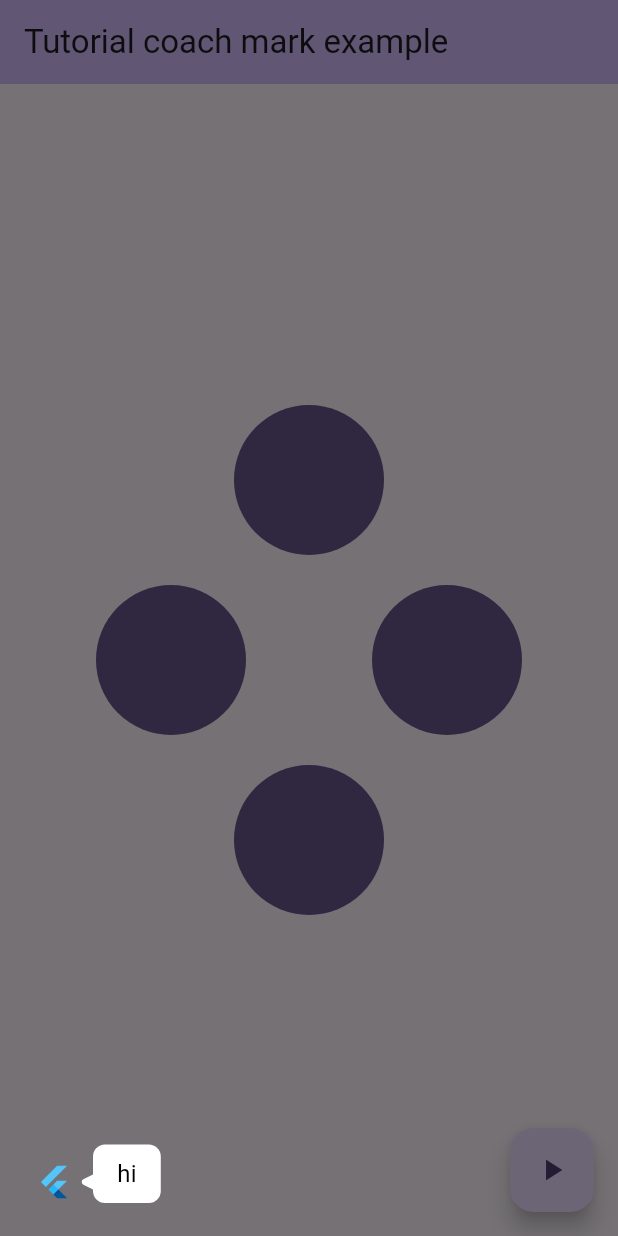
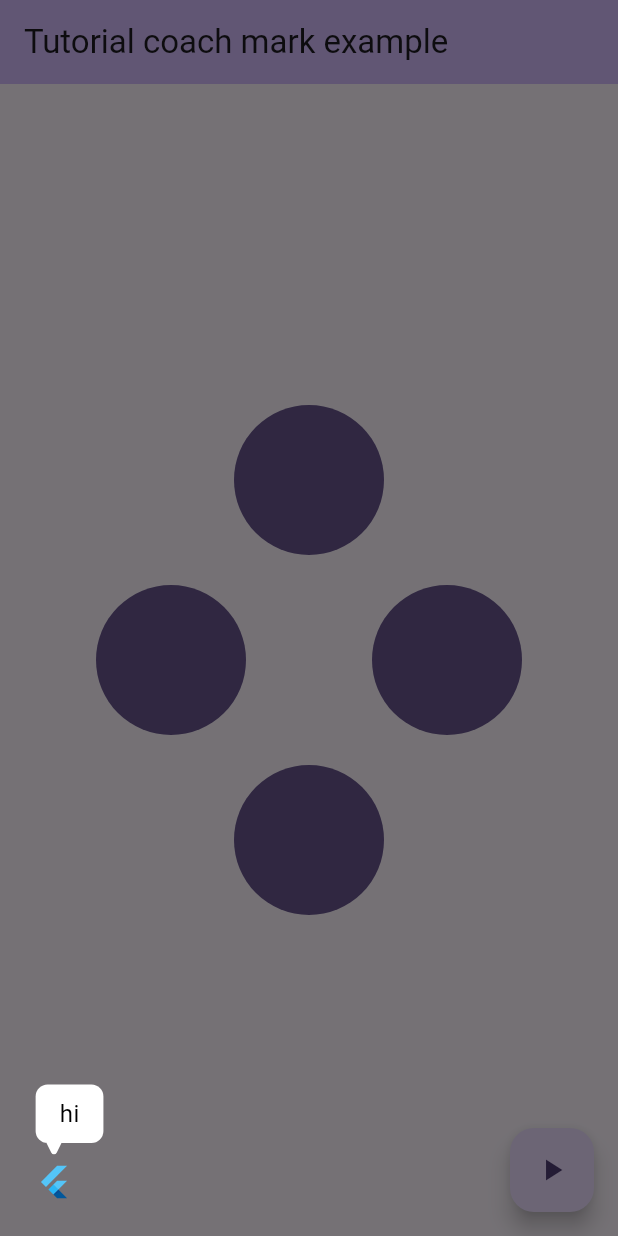
Before and after one commit to hongmono/flutter_tutorial, a Flutter app: the screen it shows after launch, after a tap on the "play arrow" icon, on a phone screen of 412 x 824 dp. Run offline on Flutter 3.47's test engine with Material 3 defaults, Android fonts, the phone set to English and light mode, and no system bars.

Commit message:
버그 수정

```diff
--- a/example/lib/main.dart
+++ b/example/lib/main.dart
@@ -80,7 +80,7 @@ class _HomePageState extends State<HomePage> {
       floatingActionButton: FloatingActionButton(
         onPressed: () {
           Tutorial.of(context)
-            ..tooltipConfig = TooltipConfig(axis: Axis.horizontal)
+            ..tooltipConfig = TooltipConfig(axis: Axis.vertical)
             ..start(
               [
                 [const TutorialMessage(message: 'hi')],
--- a/lib/src/tooltip_widget.dart
+++ b/lib/src/tooltip_widget.dart
@@ -228,8 +228,8 @@ class _TooltipWidgetState extends State<TooltipWidget> with SingleTickerProvider
     final targetCenterPosition = Offset(targetPosition.dx + targetSize.width / 2, targetPosition.dy + targetSize.height / 2);
     final bool isLeft = targetCenterPosition.dx <= MediaQuery.of(context).size.width / 2;
     final bool isRight = targetCenterPosition.dx > MediaQuery.of(context).size.width / 2;
-    final bool isBottom = targetCenterPosition.dy > MediaQuery.of(context).size.height / 2;
-    final bool isTop = targetCenterPosition.dy <= MediaQuery.of(context).size.height / 2;
+    final bool isTop = targetCenterPosition.dy > MediaQuery.of(context).size.height / 2;
+    final bool isBottom = targetCenterPosition.dy <= MediaQuery.of(context).size.height / 2;
 
     final deviceWidth = MediaQuery.of(context).size.width;
     final remainWidth = switch (widget.axis) {
```
